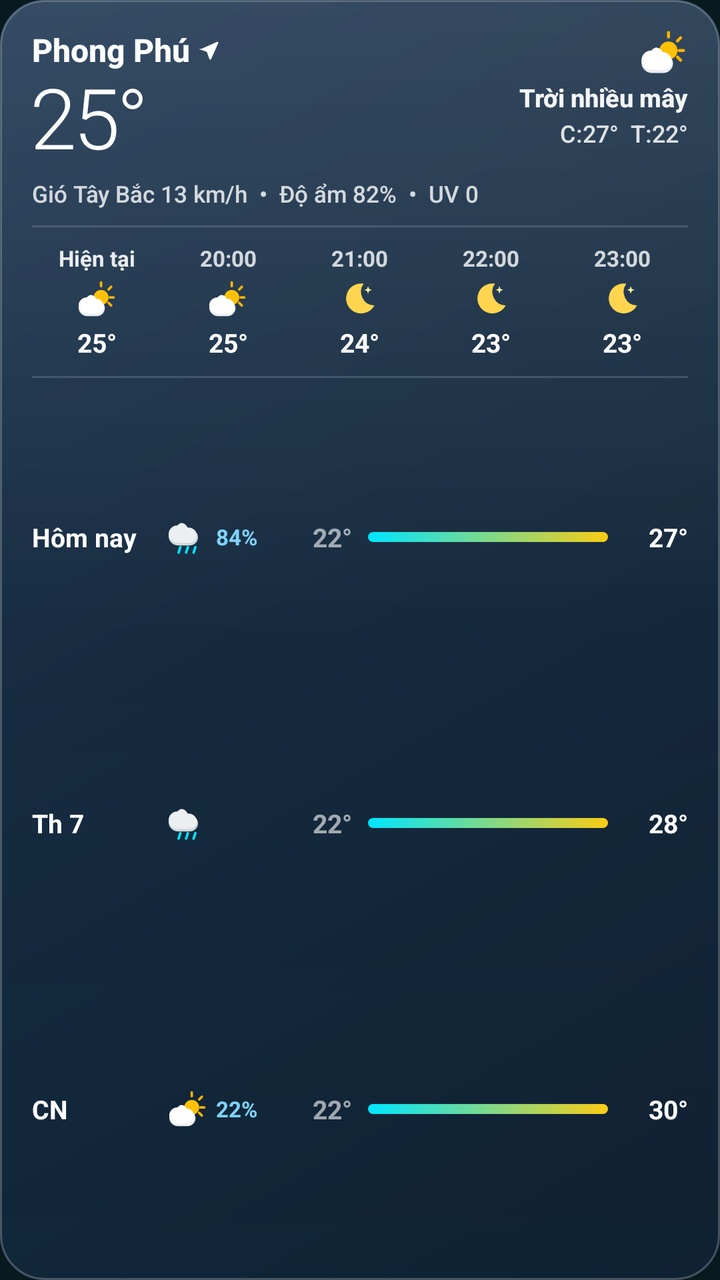
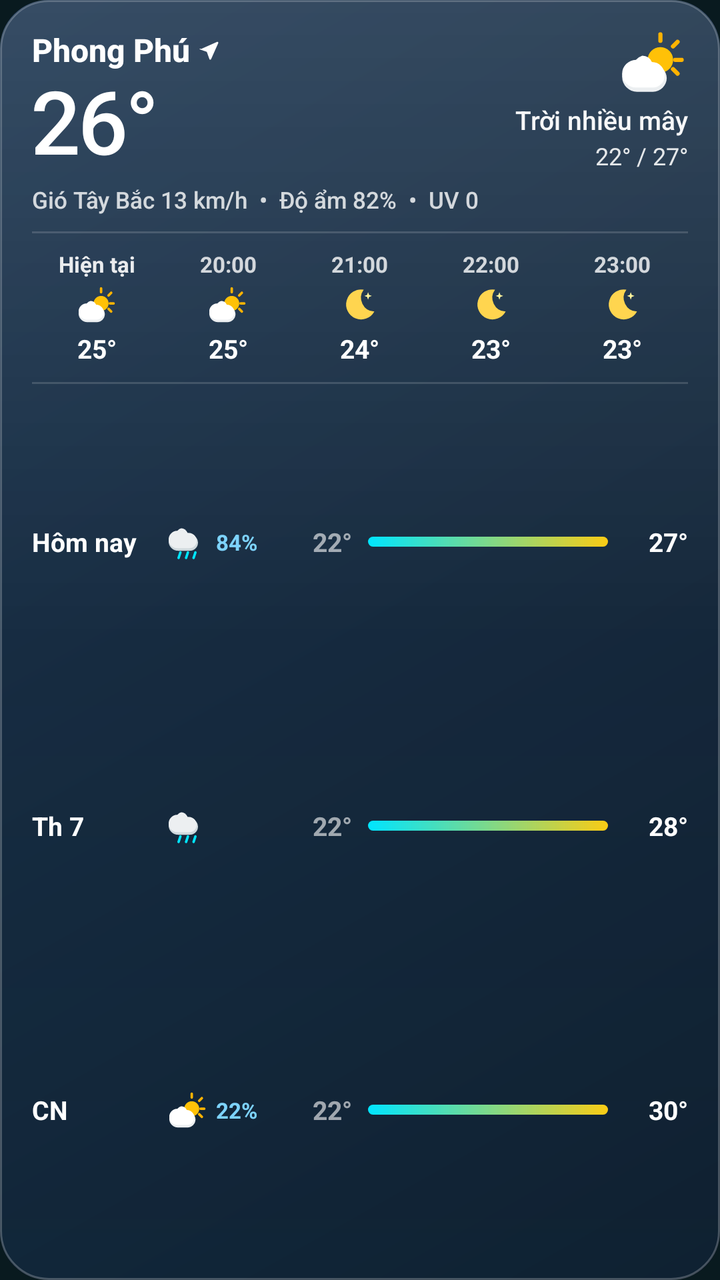

An Android layout rendered at two revisions. The XML below is the earlier revision; the diff shows what the commit changed to produce the second picture.
<!-- AndroidManifest.xml: application theme Theme.K3Weather -->
<!-- res/layout/widget_weather_large.xml -->
<?xml version="1.0" encoding="utf-8"?>
<LinearLayout xmlns:android="http://schemas.android.com/apk/res/android"
    android:id="@+id/widgetRoot"
    android:layout_width="match_parent"
    android:layout_height="match_parent"
    android:background="@drawable/bg_widget_sky_night"
    android:orientation="vertical"
    android:paddingHorizontal="16dp"
    android:paddingVertical="14dp">

    
    <RelativeLayout
        android:layout_width="match_parent"
        android:layout_height="wrap_content">

        <LinearLayout
            android:layout_width="wrap_content"
            android:layout_height="wrap_content"
            android:layout_alignParentStart="true"
            android:layout_alignParentTop="true"
            android:orientation="vertical">

            <LinearLayout
                android:layout_width="wrap_content"
                android:layout_height="wrap_content"
                android:gravity="center_vertical"
                android:orientation="horizontal">

                <TextView
                    android:id="@+id/widgetCity"
                    android:layout_width="wrap_content"
                    android:layout_height="wrap_content"
                    android:ellipsize="end"
                    android:maxLines="1"
                    android:text="Phong Phú"
                    android:textColor="@android:color/white"
                    android:textSize="16sp"
                    android:textStyle="bold"
                    android:fontFamily="sans-serif-medium" />

                <ImageView
                    android:id="@+id/widgetLocationPin"
                    android:layout_width="11dp"
                    android:layout_height="11dp"
                    android:layout_marginStart="4dp"
                    android:contentDescription="@null"
                    android:src="@drawable/ic_arrow_current_location"
                    android:tint="@android:color/white" />
            </LinearLayout>

            <TextView
                android:id="@+id/widgetTemp"
                android:layout_width="wrap_content"
                android:layout_height="wrap_content"
                android:includeFontPadding="false"
                android:letterSpacing="-0.04"
                android:text="25°"
                android:textColor="@android:color/white"
                android:textSize="42sp"
                android:fontFamily="sans-serif-light" />
        </LinearLayout>

        <LinearLayout
            android:layout_width="wrap_content"
            android:layout_height="wrap_content"
            android:layout_alignParentEnd="true"
            android:layout_alignParentTop="true"
            android:gravity="end"
            android:orientation="vertical">

            <ImageView
                android:id="@+id/widgetIcon"
                android:layout_width="24dp"
                android:layout_height="24dp"
                android:contentDescription="@null"
                android:src="@drawable/ic_weather_partly_cloudy" />

            <TextView
                android:id="@+id/widgetCondition"
                android:layout_width="wrap_content"
                android:layout_height="wrap_content"
                android:layout_marginTop="2dp"
                android:ellipsize="end"
                android:maxLines="1"
                android:text="Trời nhiều mây"
                android:textColor="#F2FFFFFF"
                android:textSize="12.5sp"
                android:textStyle="bold"
                android:fontFamily="sans-serif-medium" />

            <TextView
                android:id="@+id/widgetHighLow"
                android:layout_width="wrap_content"
                android:layout_height="wrap_content"
                android:layout_marginTop="1dp"
                android:text="C:27°  T:22°"
                android:textColor="#D9FFFFFF"
                android:textSize="12sp"
                android:fontFamily="sans-serif-medium" />
        </LinearLayout>
    </RelativeLayout>

    
    <TextView
        android:id="@+id/widgetDetailsSummary"
        android:layout_width="match_parent"
        android:layout_height="wrap_content"
        android:layout_marginTop="4dp"
        android:ellipsize="end"
        android:maxLines="1"
        android:text="Gió Tây Bắc 13 km/h  •  Độ ẩm 82%  •  UV 0"
        android:textColor="#CCFFFFFF"
        android:textSize="11.5sp"
        android:fontFamily="sans-serif-medium" />

    
    <FrameLayout
        android:layout_width="match_parent"
        android:layout_height="1dp"
        android:layout_marginVertical="8dp"
        android:background="#26FFFFFF" />

    
    <LinearLayout
        android:layout_width="match_parent"
        android:layout_height="wrap_content"
        android:gravity="center_vertical"
        android:orientation="horizontal"
        android:baselineAligned="false">

        <LinearLayout
            android:layout_width="0dp"
            android:layout_height="wrap_content"
            android:layout_weight="1"
            android:gravity="center_horizontal"
            android:orientation="vertical">
            <TextView
                android:id="@+id/widgetHourTime1"
                android:layout_width="wrap_content"
                android:layout_height="wrap_content"
                android:text="Hiện tại"
                android:textColor="#E6FFFFFF"
                android:textSize="11sp"
                android:textStyle="bold" />
            <ImageView
                android:id="@+id/widgetHourIcon1"
                android:layout_width="20dp"
                android:layout_height="20dp"
                android:layout_marginVertical="3dp"
                android:contentDescription="@null"
                android:src="@drawable/ic_weather_partly_cloudy" />
            <TextView
                android:id="@+id/widgetHourTemp1"
                android:layout_width="wrap_content"
                android:layout_height="wrap_content"
                android:text="25°"
                android:textColor="@android:color/white"
                android:textSize="13sp"
                android:textStyle="bold" />
        </LinearLayout>

        <LinearLayout
            android:layout_width="0dp"
            android:layout_height="wrap_content"
            android:layout_weight="1"
            android:gravity="center_horizontal"
            android:orientation="vertical">
            <TextView
                android:id="@+id/widgetHourTime2"
                android:layout_width="wrap_content"
                android:layout_height="wrap_content"
                android:text="20:00"
                android:textColor="#CCFFFFFF"
                android:textSize="11sp"
                android:textStyle="bold" />
            <ImageView
                android:id="@+id/widgetHourIcon2"
                android:layout_width="20dp"
                android:layout_height="20dp"
                android:layout_marginVertical="3dp"
                android:contentDescription="@null"
                android:src="@drawable/ic_weather_partly_cloudy" />
            <TextView
                android:id="@+id/widgetHourTemp2"
                android:layout_width="wrap_content"
                android:layout_height="wrap_content"
                android:text="25°"
                android:textColor="@android:color/white"
                android:textSize="13sp"
                android:textStyle="bold" />
        </LinearLayout>

        <LinearLayout
            android:layout_width="0dp"
            android:layout_height="wrap_content"
            android:layout_weight="1"
            android:gravity="center_horizontal"
            android:orientation="vertical">
            <TextView
                android:id="@+id/widgetHourTime3"
                android:layout_width="wrap_content"
                android:layout_height="wrap_content"
                android:text="21:00"
                android:textColor="#CCFFFFFF"
                android:textSize="11sp"
                android:textStyle="bold" />
            <ImageView
                android:id="@+id/widgetHourIcon3"
                android:layout_width="20dp"
                android:layout_height="20dp"
                android:layout_marginVertical="3dp"
                android:contentDescription="@null"
                android:src="@drawable/ic_weather_clear_night" />
            <TextView
                android:id="@+id/widgetHourTemp3"
                android:layout_width="wrap_content"
                android:layout_height="wrap_content"
                android:text="24°"
                android:textColor="@android:color/white"
                android:textSize="13sp"
                android:textStyle="bold" />
        </LinearLayout>

        <LinearLayout
            android:layout_width="0dp"
            android:layout_height="wrap_content"
            android:layout_weight="1"
            android:gravity="center_horizontal"
            android:orientation="vertical">
            <TextView
                android:id="@+id/widgetHourTime4"
                android:layout_width="wrap_content"
                android:layout_height="wrap_content"
                android:text="22:00"
                android:textColor="#CCFFFFFF"
                android:textSize="11sp"
                android:textStyle="bold" />
            <ImageView
                android:id="@+id/widgetHourIcon4"
                android:layout_width="20dp"
                android:layout_height="20dp"
                android:layout_marginVertical="3dp"
                android:contentDescription="@null"
                android:src="@drawable/ic_weather_clear_night" />
            <TextView
                android:id="@+id/widgetHourTemp4"
                android:layout_width="wrap_content"
                android:layout_height="wrap_content"
                android:text="23°"
                android:textColor="@android:color/white"
                android:textSize="13sp"
                android:textStyle="bold" />
        </LinearLayout>

        <LinearLayout
            android:layout_width="0dp"
            android:layout_height="wrap_content"
            android:layout_weight="1"
            android:gravity="center_horizontal"
            android:orientation="vertical">
            <TextView
                android:id="@+id/widgetHourTime5"
                android:layout_width="wrap_content"
                android:layout_height="wrap_content"
                android:text="23:00"
                android:textColor="#CCFFFFFF"
                android:textSize="11sp"
                android:textStyle="bold" />
            <ImageView
                android:id="@+id/widgetHourIcon5"
                android:layout_width="20dp"
                android:layout_height="20dp"
                android:layout_marginVertical="3dp"
                android:contentDescription="@null"
                android:src="@drawable/ic_weather_clear_night" />
            <TextView
                android:id="@+id/widgetHourTemp5"
                android:layout_width="wrap_content"
                android:layout_height="wrap_content"
                android:text="23°"
                android:textColor="@android:color/white"
                android:textSize="13sp"
                android:textStyle="bold" />
        </LinearLayout>
    </LinearLayout>

    
    <FrameLayout
        android:layout_width="match_parent"
        android:layout_height="1dp"
        android:layout_marginVertical="8dp"
        android:background="#26FFFFFF" />

    
    <LinearLayout
        android:layout_width="match_parent"
        android:layout_height="0dp"
        android:layout_weight="1"
        android:gravity="center_vertical"
        android:orientation="vertical">

        
        <LinearLayout
            android:layout_width="match_parent"
            android:layout_height="0dp"
            android:layout_weight="1"
            android:gravity="center_vertical"
            android:orientation="horizontal">
            <TextView
                android:id="@+id/widgetDayLabel1"
                android:layout_width="68dp"
                android:layout_height="wrap_content"
                android:text="Hôm nay"
                android:textColor="@android:color/white"
                android:textSize="13sp"
                android:textStyle="bold" />
            <ImageView
                android:id="@+id/widgetDayIcon1"
                android:layout_width="20dp"
                android:layout_height="20dp"
                android:contentDescription="@null"
                android:src="@drawable/ic_weather_rain" />
            <TextView
                android:id="@+id/widgetDayPop1"
                android:layout_width="36dp"
                android:layout_height="wrap_content"
                android:layout_marginStart="4dp"
                android:text="84%"
                android:textColor="#7DD3FC"
                android:textSize="11sp"
                android:textStyle="bold" />
            <TextView
                android:id="@+id/widgetDayMin1"
                android:layout_width="32dp"
                android:layout_height="wrap_content"
                android:gravity="end"
                android:text="22°"
                android:textColor="#99FFFFFF"
                android:textSize="13sp"
                android:textStyle="bold" />
            <FrameLayout
                android:layout_width="0dp"
                android:layout_height="5dp"
                android:layout_weight="1"
                android:layout_marginHorizontal="8dp"
                android:background="@drawable/bg_temp_range_gradient" />
            <TextView
                android:id="@+id/widgetDayMax1"
                android:layout_width="32dp"
                android:layout_height="wrap_content"
                android:gravity="end"
                android:text="27°"
                android:textColor="@android:color/white"
                android:textSize="13sp"
                android:textStyle="bold" />
        </LinearLayout>

        
        <LinearLayout
            android:layout_width="match_parent"
            android:layout_height="0dp"
            android:layout_weight="1"
            android:gravity="center_vertical"
            android:orientation="horizontal">
            <TextView
                android:id="@+id/widgetDayLabel2"
                android:layout_width="68dp"
                android:layout_height="wrap_content"
                android:text="Th 7"
                android:textColor="@android:color/white"
                android:textSize="13sp"
                android:textStyle="bold" />
            <ImageView
                android:id="@+id/widgetDayIcon2"
                android:layout_width="20dp"
                android:layout_height="20dp"
                android:contentDescription="@null"
                android:src="@drawable/ic_weather_rain" />
            <TextView
                android:id="@+id/widgetDayPop2"
                android:layout_width="36dp"
                android:layout_height="wrap_content"
                android:layout_marginStart="4dp"
                android:text=""
                android:textColor="#7DD3FC"
                android:textSize="11sp"
                android:textStyle="bold" />
            <TextView
                android:id="@+id/widgetDayMin2"
                android:layout_width="32dp"
                android:layout_height="wrap_content"
                android:gravity="end"
                android:text="22°"
                android:textColor="#99FFFFFF"
                android:textSize="13sp"
                android:textStyle="bold" />
            <FrameLayout
                android:layout_width="0dp"
                android:layout_height="5dp"
                android:layout_weight="1"
                android:layout_marginHorizontal="8dp"
                android:background="@drawable/bg_temp_range_gradient" />
            <TextView
                android:id="@+id/widgetDayMax2"
                android:layout_width="32dp"
                android:layout_height="wrap_content"
                android:gravity="end"
                android:text="28°"
                android:textColor="@android:color/white"
                android:textSize="13sp"
                android:textStyle="bold" />
        </LinearLayout>

        
        <LinearLayout
            android:layout_width="match_parent"
            android:layout_height="0dp"
            android:layout_weight="1"
            android:gravity="center_vertical"
            android:orientation="horizontal">
            <TextView
                android:id="@+id/widgetDayLabel3"
                android:layout_width="68dp"
                android:layout_height="wrap_content"
                android:text="CN"
                android:textColor="@android:color/white"
                android:textSize="13sp"
                android:textStyle="bold" />
            <ImageView
                android:id="@+id/widgetDayIcon3"
                android:layout_width="20dp"
                android:layout_height="20dp"
                android:contentDescription="@null"
                android:src="@drawable/ic_weather_partly_cloudy" />
            <TextView
                android:id="@+id/widgetDayPop3"
                android:layout_width="36dp"
                android:layout_height="wrap_content"
                android:layout_marginStart="4dp"
                android:text="22%"
                android:textColor="#7DD3FC"
                android:textSize="11sp"
                android:textStyle="bold" />
            <TextView
                android:id="@+id/widgetDayMin3"
                android:layout_width="32dp"
                android:layout_height="wrap_content"
                android:gravity="end"
                android:text="22°"
                android:textColor="#99FFFFFF"
                android:textSize="13sp"
                android:textStyle="bold" />
            <FrameLayout
                android:layout_width="0dp"
                android:layout_height="5dp"
                android:layout_weight="1"
                android:layout_marginHorizontal="8dp"
                android:background="@drawable/bg_temp_range_gradient" />
            <TextView
                android:id="@+id/widgetDayMax3"
                android:layout_width="32dp"
                android:layout_height="wrap_content"
                android:gravity="end"
                android:text="30°"
                android:textColor="@android:color/white"
                android:textSize="13sp"
                android:textStyle="bold" />
        </LinearLayout>

    </LinearLayout>

</LinearLayout>
<!-- resources referenced by this layout -->
<resources>
  <!-- drawable bg_temp_range_gradient (drawable) -->
  <shape xmlns:android="http://schemas.android.com/apk/res/android"
      android:shape="rectangle">
      <corners android:radius="999dp" />
      <gradient
          android:angle="0"
          android:startColor="#00E5FF"
          android:endColor="#FACC15"
          android:type="linear" />
  </shape>
  <!-- drawable bg_widget_sky_night (drawable) -->
  <?xml version="1.0" encoding="utf-8"?>
  <layer-list xmlns:android="http://schemas.android.com/apk/res/android">
      
      <item>
          <shape android:shape="rectangle">
              <gradient
                  android:angle="315"
                  android:startColor="#F2142F4D"
                  android:centerColor="#F20D2238"
                  android:endColor="#F2081626"
                  android:type="linear" />
              <corners android:radius="22dp" />
          </shape>
      </item>
      
      <item>
          <shape android:shape="rectangle">
              <gradient
                  android:angle="270"
                  android:startColor="#24FFFFFF"
                  android:centerColor="#08FFFFFF"
                  android:endColor="#0D7DD3FC"
                  android:type="linear" />
              <stroke
                  android:width="1dp"
                  android:color="#3DFFFFFF" />
              <corners android:radius="22dp" />
          </shape>
      </item>
  </layer-list>
  <!-- drawable ic_arrow_current_location (drawable) -->
  <vector xmlns:android="http://schemas.android.com/apk/res/android"
      android:width="16dp"
      android:height="16dp"
      android:viewportWidth="24"
      android:viewportHeight="24">
      <path
          android:fillColor="#00E5FF"
          android:pathData="M3.29,11.29l17.42,-7.74a1,1 0 0,1 1.34,1.34l-7.74,17.42a1,1 0 0,1 -1.86,0.06L9.62,14.38 1.62,11.55a1,1 0 0,1 1.67,-0.26z"/>
  </vector>
  <!-- drawable ic_weather_clear_night (drawable) -->
  <vector xmlns:android="http://schemas.android.com/apk/res/android"
      android:width="32dp"
      android:height="32dp"
      android:viewportWidth="32"
      android:viewportHeight="32">
      
      <path
          android:fillColor="#FFD54F"
          android:pathData="M19.5,4 A12,12 0 1,0 28,21.5 A11,11 0 0,1 19.5,4 Z"/>
      
      <path
          android:fillColor="#FFF59D"
          android:pathData="M23,6 L23.8,8.2 L26,9 L23.8,9.8 L23,12 L22.2,9.8 L20,9 L22.2,8.2 Z"/>
  </vector>
  <style name="Theme.K3Weather" parent="Theme.MaterialComponents.DayNight.NoActionBar">
          <item name="colorPrimary">@color/primary_teal</item>
          <item name="colorPrimaryVariant">@color/primary_dark_teal</item>
          <item name="colorSecondary">@color/accent_cyan</item>
          <item name="android:statusBarColor">@android:color/transparent</item>
          <item name="android:navigationBarColor">@android:color/transparent</item>
          <item name="android:windowBackground">@color/primary_dark_teal</item>
          <item name="android:windowLightStatusBar">false</item>
          <item name="android:windowDrawsSystemBarBackgrounds">true</item>
      </style>
  <color name="primary_teal">#0F2C33</color>
  <color name="primary_dark_teal">#091A1F</color>
  <color name="accent_cyan">#00E5FF</color>
  <!-- unchanged entries left out for length: 2 -->
</resources>

<!-- the commit's change to res/layout/widget_weather_large.xml (unified diff, before → after) -->
@@ -52,12 +52,13 @@
                 android:id="@+id/widgetTemp"
                 android:layout_width="wrap_content"
                 android:layout_height="wrap_content"
+                android:layout_marginTop="1dp"
                 android:includeFontPadding="false"
-                android:letterSpacing="-0.04"
-                android:text="25°"
-                android:textColor="@android:color/white"
-                android:textSize="42sp"
-                android:fontFamily="sans-serif-light" />
+                android:letterSpacing="-0.03"
+                android:text="26°"
+                android:textColor="@android:color/white"
+                android:textSize="44sp"
+                android:fontFamily="sans-serif-medium" />
         </LinearLayout>
 
         <LinearLayout
@@ -70,8 +71,8 @@
 
             <ImageView
                 android:id="@+id/widgetIcon"
-                android:layout_width="24dp"
-                android:layout_height="24dp"
+                android:layout_width="34dp"
+                android:layout_height="34dp"
                 android:contentDescription="@null"
                 android:src="@drawable/ic_weather_partly_cloudy" />
 
@@ -79,13 +80,12 @@
                 android:id="@+id/widgetCondition"
                 android:layout_width="wrap_content"
                 android:layout_height="wrap_content"
-                android:layout_marginTop="2dp"
+                android:layout_marginTop="3dp"
                 android:ellipsize="end"
                 android:maxLines="1"
                 android:text="Trời nhiều mây"
-                android:textColor="#F2FFFFFF"
-                android:textSize="12.5sp"
-                android:textStyle="bold"
+                android:textColor="#F5FFFFFF"
+                android:textSize="13sp"
                 android:fontFamily="sans-serif-medium" />
 
             <TextView
@@ -93,10 +93,10 @@
                 android:layout_width="wrap_content"
                 android:layout_height="wrap_content"
                 android:layout_marginTop="1dp"
-                android:text="C:27°  T:22°"
-                android:textColor="#D9FFFFFF"
+                android:text="22° / 27°"
+                android:textColor="#E0FFFFFF"
                 android:textSize="12sp"
-                android:fontFamily="sans-serif-medium" />
+                android:fontFamily="sans-serif" />
         </LinearLayout>
     </RelativeLayout>
 
<!-- resource entries referenced after the edit -->
@@ -22,7 +22,7 @@
                   android:centerColor="#F20D2238"
                   android:endColor="#F2081626"
                   android:type="linear" />
-              <corners android:radius="22dp" />
+              <corners android:radius="24dp" />
           </shape>
       </item>
       
@@ -37,7 +37,7 @@
               <stroke
                   android:width="1dp"
                   android:color="#3DFFFFFF" />
-              <corners android:radius="22dp" />
+              <corners android:radius="24dp" />
           </shape>
       </item>
   </layer-list>
